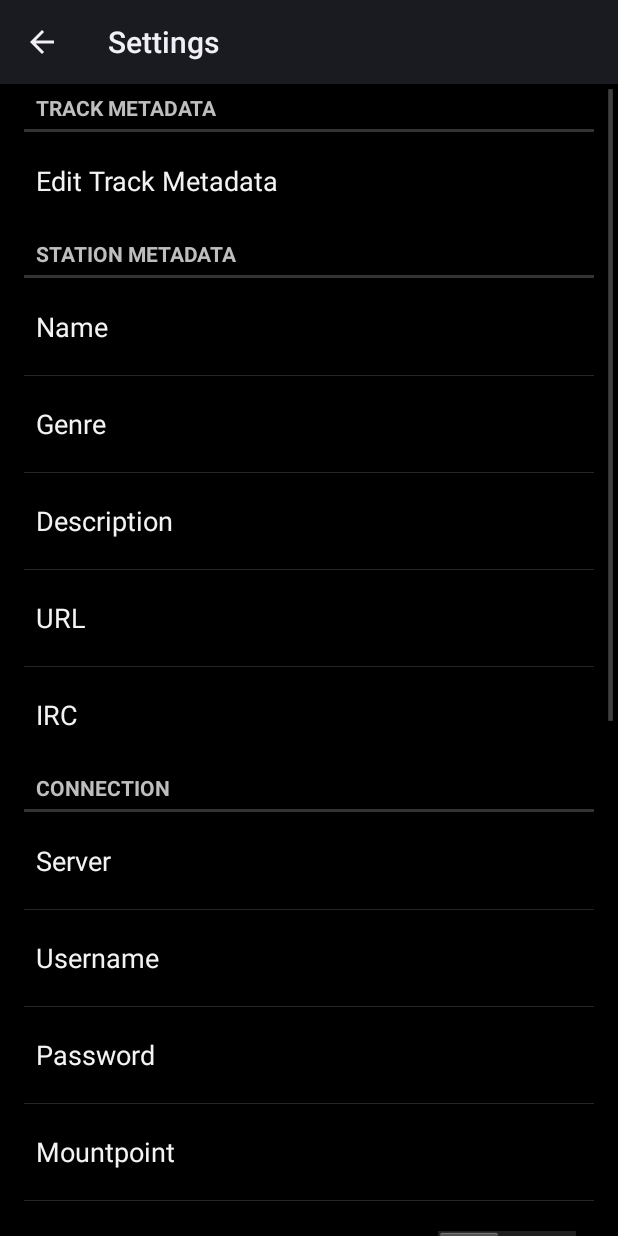
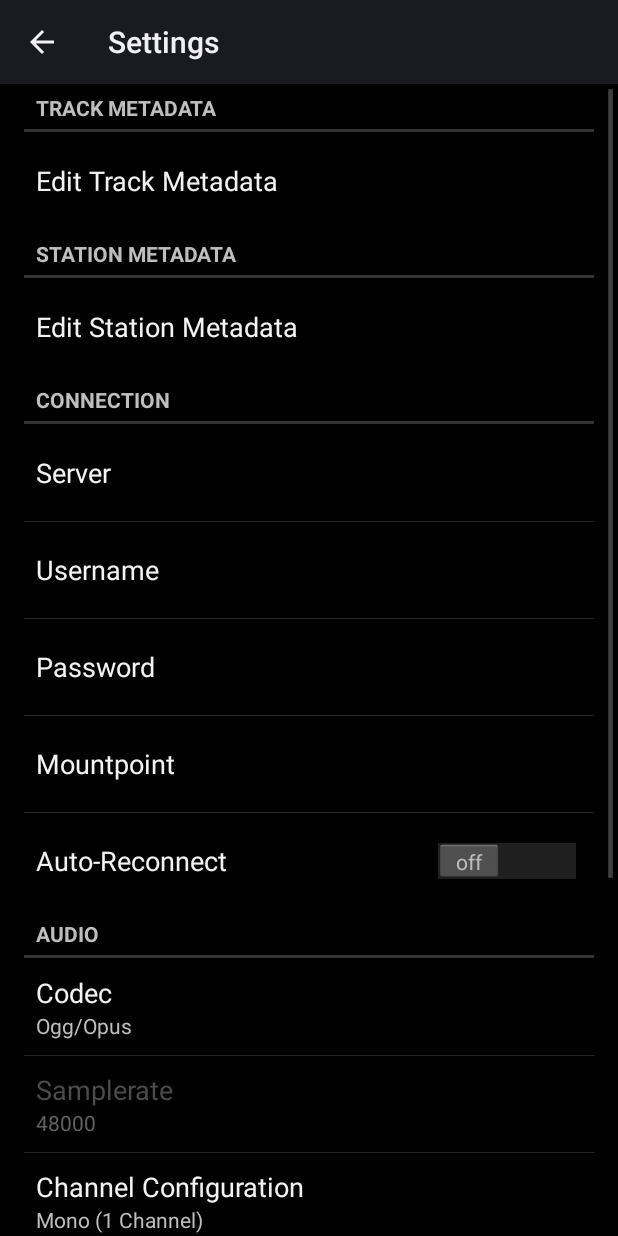
Before and after one commit to CoolMicApp/CoolMicApp-Android, an Android app: the screen it shows after launch (SettingsActivity), in the options menu, after a tap on "Settings", on a phone screen of 412 x 824 dp. Run offline under Robolectric (Android 15) with nearby library versions, the phone set to English and light mode, and no system bars; libraries missing offline, so code that uses them is left out: com.google.zxing.integration; 1 statement that could not run was skipped.

Commit message:
Update: Make station metadata editable the same way as track metadata in settings dialog

```diff
--- a/app/src/main/java/cc/echonet/coolmicapp/SettingsActivity.java
+++ b/app/src/main/java/cc/echonet/coolmicapp/SettingsActivity.java
@@ -31,30 +31,21 @@ import android.content.SharedPreferences;
 import android.net.Uri;
 import android.os.Build;
 import android.os.Bundle;
-import android.preference.EditTextPreference;
-import android.preference.ListPreference;
-import android.preference.Preference;
-import android.preference.PreferenceActivity;
-import android.preference.PreferenceFragment;
-import android.preference.PreferenceScreen;
+import android.preference.*;
 import android.view.MenuItem;
 import android.widget.Toast;
-
 import androidx.core.app.NavUtils;
-
-import com.google.zxing.integration.android.IntentIntegrator;
-import com.google.zxing.integration.android.IntentResult;
-
-import org.jetbrains.annotations.NotNull;
-
-import java.util.ArrayList;
-import java.util.List;
-
 import cc.echonet.coolmicapp.BackgroundService.Client.Client;
 import cc.echonet.coolmicapp.Configuration.Codec;
 import cc.echonet.coolmicapp.Configuration.Manager;
 import cc.echonet.coolmicapp.Configuration.Profile;
 import cc.echonet.coolmicapp.Configuration.Server;
+import com.google.zxing.integration.android.IntentIntegrator;
+import com.google.zxing.integration.android.IntentResult;
+import org.jetbrains.annotations.NotNull;
+
+import java.util.ArrayList;
+import java.util.List;
 
 /**
  * A {@link PreferenceActivity} that presents a set of application settings. On
@@ -272,6 +263,14 @@ public class SettingsActivity extends PreferenceActivity {
                 });
             }
 
+            Preference stationmetadata_edit = getPreferenceManager().findPreference("stationmetadata_edit");
+            if (stationmetadata_edit != null) {
+                stationmetadata_edit.setOnPreferenceClickListener(preference -> {
+                    new StationMetadataDialog(getActivity(), (new Manager(getActivity())).getCurrentProfile()).show();
+                    return true;
+                });
+            }
+
             handleSampleRateEnabled();
         }
 
--- a/app/src/main/res/values/strings.xml
+++ b/app/src/main/res/values/strings.xml
@@ -76,18 +76,7 @@
 
     <!-- Station Metadata -->
     <string name="pref_header_station_metadata">Station Metadata</string>
-
-    <string name="pref_title_station_metadata_name">Name</string>
-    <string name="pref_title_station_metadata_genre">Genre</string>
-    <string name="pref_title_station_metadata_url">URL</string>
-    <string name="pref_title_station_metadata_description">Description</string>
-    <string name="pref_title_station_metadata_irc">IRC</string>
-
-    <string name="pref_default_station_metadata_name"></string>
-    <string name="pref_default_station_metadata_genre"></string>
-    <string name="pref_default_station_metadata_url"></string>
-    <string name="pref_default_station_metadata_description"></string>
-    <string name="pref_default_station_metadata_irc"></string>
+    <string name="pref_title_edit_stationmetadata">Edit Station Metadata</string>
 
     <!-- Connection -->
     <string name="pref_header_connection">Connection</string>
--- a/app/src/main/res/xml/pref_all.xml
+++ b/app/src/main/res/xml/pref_all.xml
@@ -27,46 +27,7 @@
     </PreferenceCategory>
 
     <PreferenceCategory android:title="@string/pref_header_station_metadata">
-        <EditTextPreference
-            android:defaultValue="@string/pref_default_station_metadata_name"
-            android:inputType="text"
-            android:key="station_name"
-            android:maxLines="1"
-            android:selectAllOnFocus="true"
-            android:singleLine="true"
-            android:title="@string/pref_title_station_metadata_name" />
-        <EditTextPreference
-            android:defaultValue="@string/pref_default_station_metadata_genre"
-            android:inputType="text"
-            android:key="station_genre"
-            android:maxLines="1"
-            android:selectAllOnFocus="true"
-            android:singleLine="true"
-            android:title="@string/pref_title_station_metadata_genre" />
-        <EditTextPreference
-            android:defaultValue="@string/pref_default_station_metadata_description"
-            android:inputType="text"
-            android:key="station_description"
-            android:maxLines="1"
-            android:selectAllOnFocus="true"
-            android:singleLine="true"
-            android:title="@string/pref_title_station_metadata_description" />
-        <EditTextPreference
-            android:defaultValue="@string/pref_default_station_metadata_url"
-            android:inputType="textUri"
-            android:key="station_url"
-            android:maxLines="1"
-            android:selectAllOnFocus="true"
-            android:singleLine="true"
-            android:title="@string/pref_title_station_metadata_url" />
-        <EditTextPreference
-            android:defaultValue="@string/pref_default_station_metadata_irc"
-            android:inputType="text"
-            android:key="station_irc"
-            android:maxLines="1"
-            android:selectAllOnFocus="true"
-            android:singleLine="true"
-            android:title="@string/pref_title_station_metadata_irc" />
+        <Preference android:title="@string/pref_title_edit_stationmetadata" android:key="stationmetadata_edit"/>
     </PreferenceCategory>
 
     <PreferenceCategory android:title="@string/pref_header_connection">
```
